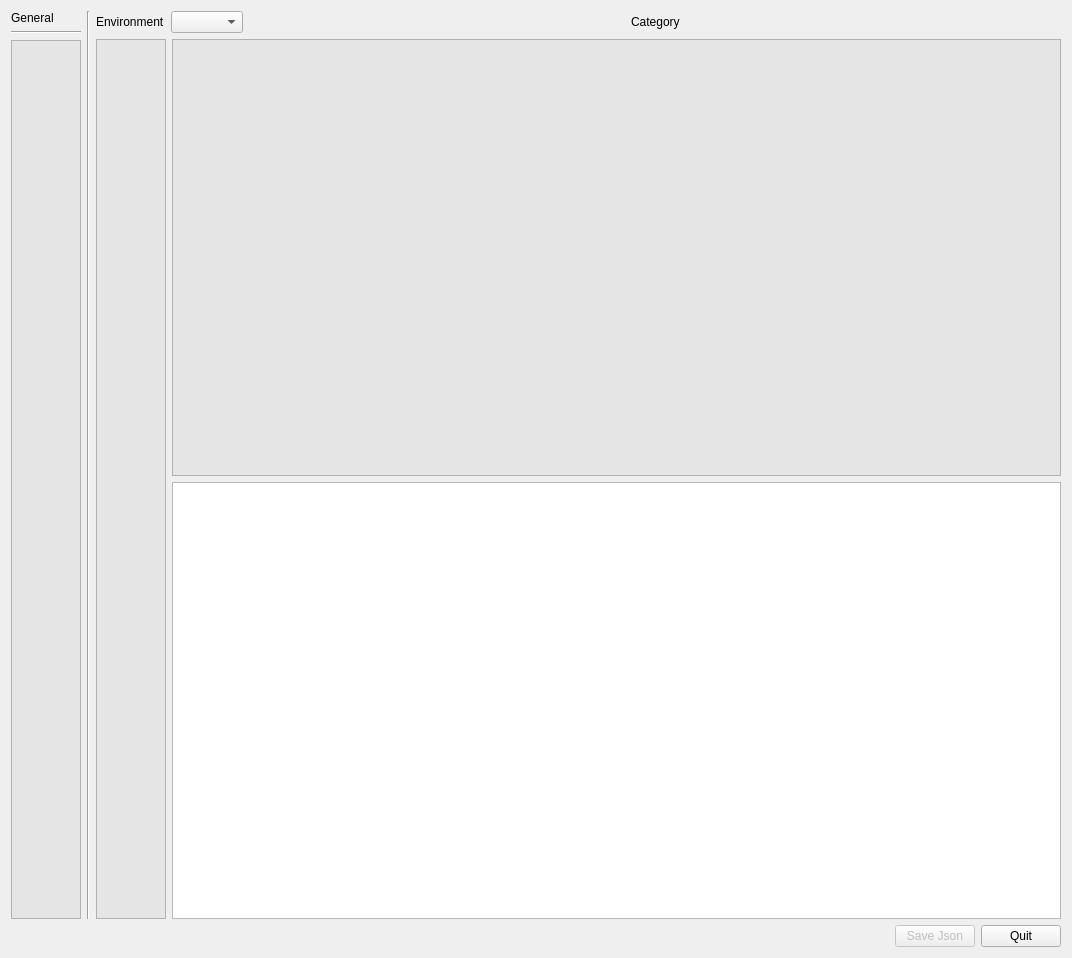
This is DBPARAMS.ui in doubsman/DBAlbums as Qt 5 draws it before an edit. The edited form follows.
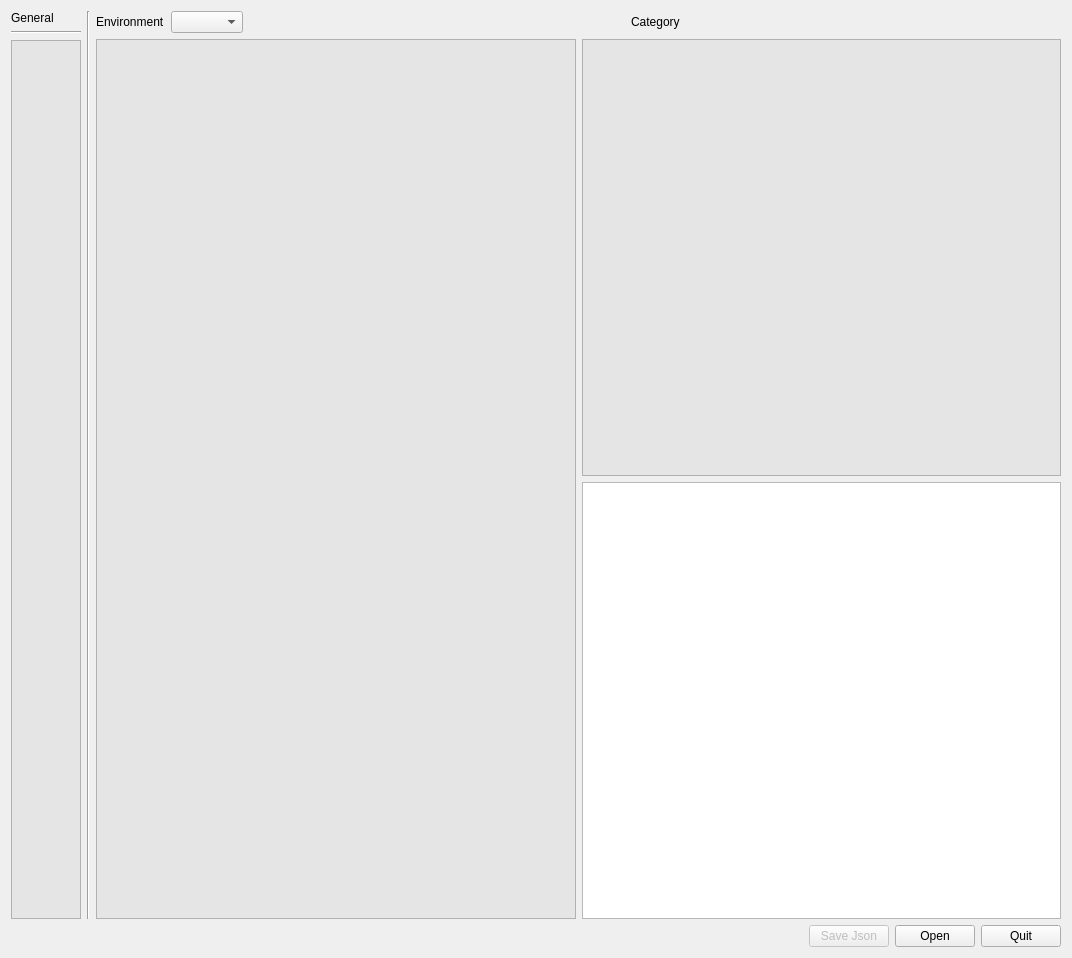
This is the edited form.

```diff
--- a/DBPARAMS.ui
+++ b/DBPARAMS.ui
@@ -166,7 +166,14 @@
               </widget>
              </item>
              <item>
-              <widget class="QPlainTextEdit" name="plainTextEdit"/>
+              <widget class="QTextEdit" name="textEdit">
+               <property name="sizePolicy">
+                <sizepolicy hsizetype="Minimum" vsizetype="Expanding">
+                 <horstretch>0</horstretch>
+                 <verstretch>0</verstretch>
+                </sizepolicy>
+               </property>
+              </widget>
              </item>
             </layout>
            </item>
@@ -201,6 +208,13 @@
          </property>
         </widget>
        </item>
+       <item>
+        <widget class="QPushButton" name="btn_open">
+         <property name="text">
+          <string>Open</string>
+         </property>
+        </widget>
+       </item>
        <item>
         <widget class="QPushButton" name="btn_quit">
          <property name="text">
```
